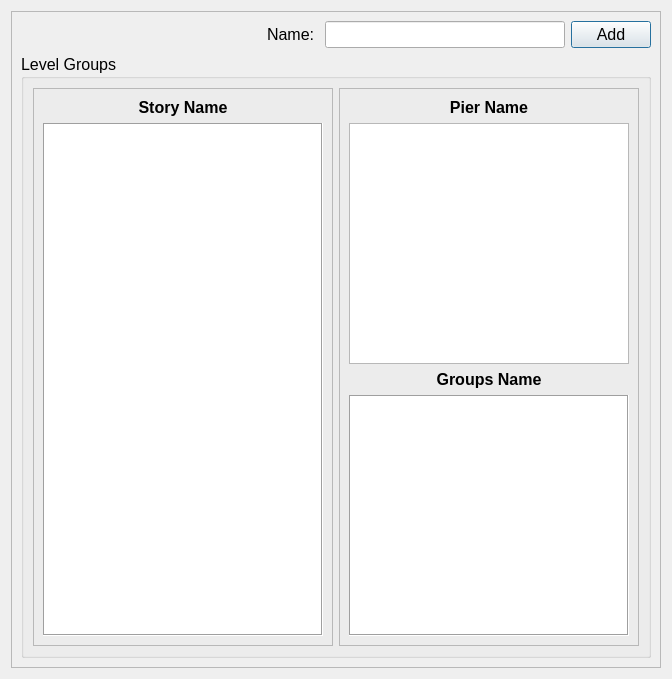
This is src/sp_editor/widgets/levelgroup_dialog.ui in tudothanhpt/SP-editor as Qt 5 draws it before an edit. The edited form follows.
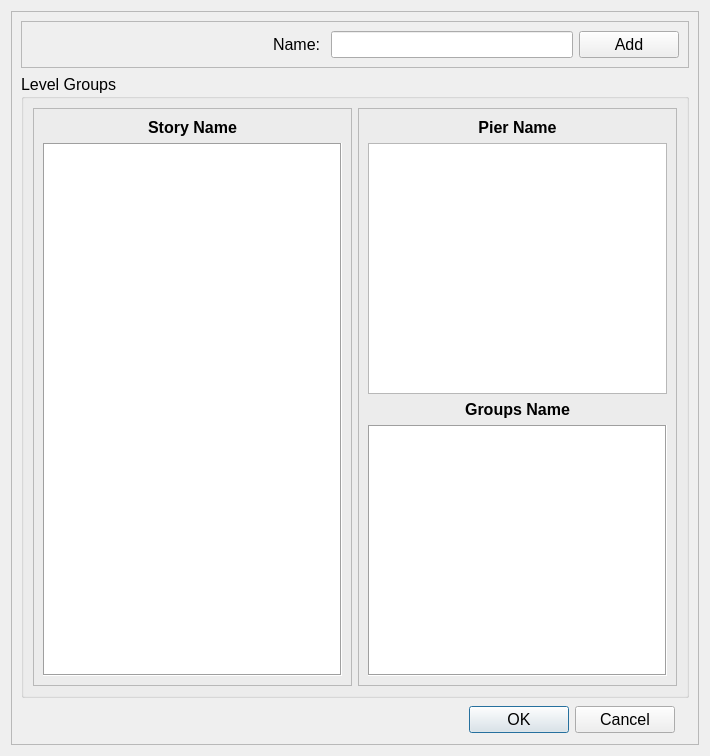
This is the edited form.

Commit message: update group dialog and load case UI

```diff
--- a/src/sp_editor/widgets/levelgroup_dialog.ui
+++ b/src/sp_editor/widgets/levelgroup_dialog.ui
@@ -6,8 +6,8 @@
    <rect>
     <x>0</x>
     <y>0</y>
-    <width>672</width>
-    <height>679</height>
+    <width>710</width>
+    <height>756</height>
    </rect>
   </property>
   <property name="font">
@@ -28,14 +28,7 @@
       <enum>QFrame::Shadow::Raised</enum>
      </property>
      <layout class="QGridLayout" name="gridLayout_2">
-      <item row="0" column="3">
-       <widget class="QPushButton" name="pb_addGroup">
-        <property name="text">
-         <string>Add</string>
-        </property>
-       </widget>
-      </item>
-      <item row="1" column="0" colspan="4">
+      <item row="1" column="0" colspan="3">
        <widget class="QGroupBox" name="groupBox">
         <property name="title">
          <string>Level Groups</string>
@@ -148,27 +141,143 @@
         </layout>
        </widget>
       </item>
-      <item row="0" column="2">
-       <widget class="QLineEdit" name="le_groupName"/>
-      </item>
-      <item row="0" column="0">
-       <spacer name="horizontalSpacer">
-        <property name="orientation">
-         <enum>Qt::Orientation::Horizontal</enum>
+      <item row="2" column="0">
+       <widget class="QFrame" name="frame_5">
+        <property name="frameShape">
+         <enum>QFrame::Shape::NoFrame</enum>
         </property>
-        <property name="sizeHint" stdset="0">
-         <size>
-          <width>40</width>
-          <height>20</height>
-         </size>
+        <property name="frameShadow">
+         <enum>QFrame::Shadow::Raised</enum>
         </property>
-       </spacer>
+        <layout class="QHBoxLayout" name="horizontalLayout_3">
+         <property name="leftMargin">
+          <number>2</number>
+         </property>
+         <property name="topMargin">
+          <number>2</number>
+         </property>
+         <property name="rightMargin">
+          <number>2</number>
+         </property>
+         <property name="bottomMargin">
+          <number>2</number>
+         </property>
+         <item>
+          <spacer name="horizontalSpacer_2">
+           <property name="orientation">
+            <enum>Qt::Orientation::Horizontal</enum>
+           </property>
+           <property name="sizeHint" stdset="0">
+            <size>
+             <width>40</width>
+             <height>20</height>
+            </size>
+           </property>
+          </spacer>
+         </item>
+         <item>
+          <widget class="QPushButton" name="pb_OK">
+           <property name="sizePolicy">
+            <sizepolicy hsizetype="Minimum" vsizetype="Minimum">
+             <horstretch>0</horstretch>
+             <verstretch>0</verstretch>
+            </sizepolicy>
+           </property>
+           <property name="minimumSize">
+            <size>
+             <width>100</width>
+             <height>0</height>
+            </size>
+           </property>
+           <property name="text">
+            <string>OK</string>
+           </property>
+          </widget>
+         </item>
+         <item>
+          <widget class="QPushButton" name="pb_cancel">
+           <property name="minimumSize">
+            <size>
+             <width>100</width>
+             <height>0</height>
+            </size>
+           </property>
+           <property name="text">
+            <string>Cancel</string>
+           </property>
+          </widget>
+         </item>
+        </layout>
+       </widget>
       </item>
-      <item row="0" column="1">
-       <widget class="QLabel" name="label_2">
-        <property name="text">
-         <string>Name: </string>
+      <item row="0" column="0" colspan="3">
+       <widget class="QFrame" name="frame_2">
+        <property name="frameShape">
+         <enum>QFrame::Shape::StyledPanel</enum>
         </property>
+        <property name="frameShadow">
+         <enum>QFrame::Shadow::Raised</enum>
+        </property>
+        <layout class="QHBoxLayout" name="horizontalLayout_2">
+         <property name="spacing">
+          <number>6</number>
+         </property>
+         <property name="leftMargin">
+          <number>9</number>
+         </property>
+         <property name="topMargin">
+          <number>9</number>
+         </property>
+         <property name="rightMargin">
+          <number>9</number>
+         </property>
+         <property name="bottomMargin">
+          <number>9</number>
+         </property>
+         <item>
+          <spacer name="horizontalSpacer">
+           <property name="orientation">
+            <enum>Qt::Orientation::Horizontal</enum>
+           </property>
+           <property name="sizeHint" stdset="0">
+            <size>
+             <width>40</width>
+             <height>20</height>
+            </size>
+           </property>
+          </spacer>
+         </item>
+         <item>
+          <widget class="QLabel" name="label_2">
+           <property name="text">
+            <string>Name: </string>
+           </property>
+          </widget>
+         </item>
+         <item>
+          <widget class="QLineEdit" name="le_groupName">
+           <property name="minimumSize">
+            <size>
+             <width>150</width>
+             <height>0</height>
+            </size>
+           </property>
+          </widget>
+         </item>
+         <item>
+          <widget class="QPushButton" name="pb_addGroup">
+           <property name="minimumSize">
+            <size>
+             <width>100</width>
+             <height>0</height>
+            </size>
+           </property>
+           <property name="text">
+            <string>Add</string>
+           </property>
+          </widget>
+         </item>
+        </layout>
        </widget>
       </item>
      </layout>
```
The commit also changes 10 other files.
